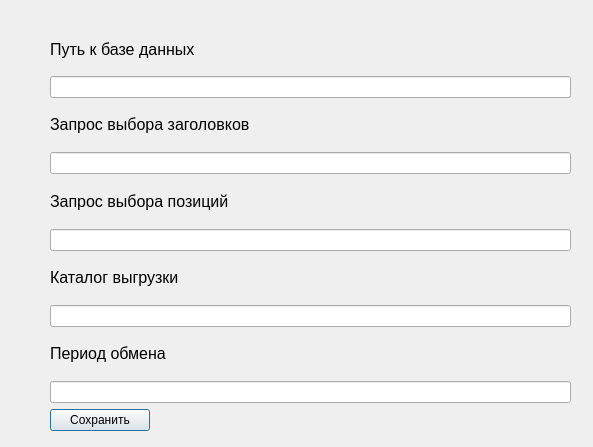
Qt form settings.ui (sail004/convertService) before a commit.
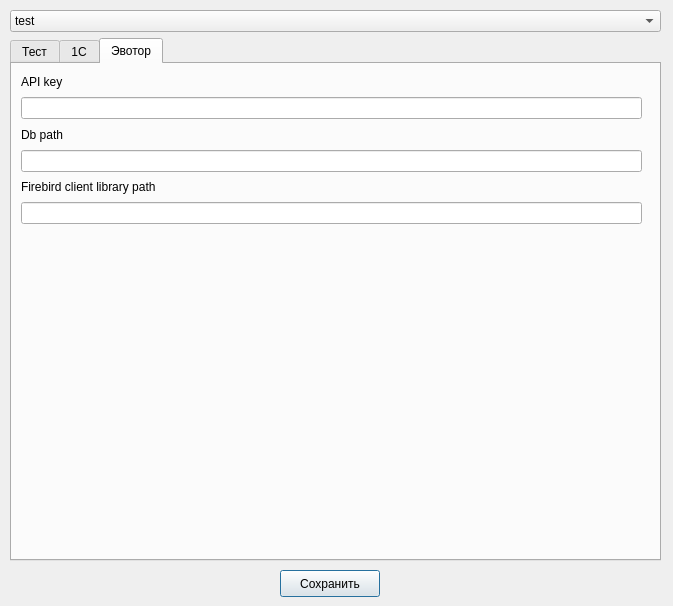
The same form after that commit.

The edit to the form file:
```diff
--- a/settings.ui
+++ b/settings.ui
@@ -6,18 +6,88 @@
    <rect>
     <x>0</x>
     <y>0</y>
-    <width>593</width>
-    <height>447</height>
+    <width>673</width>
+    <height>606</height>
    </rect>
   </property>
   <property name="windowTitle">
    <string>Настройки</string>
   </property>
+  <widget class="QWidget" name="verticalLayoutWidget_2">
+   <property name="geometry">
+    <rect>
+     <x>10</x>
+     <y>10</y>
+     <width>651</width>
+     <height>551</height>
+    </rect>
+   </property>
+   <layout class="QVBoxLayout" name="verticalLayout_2">
+    <item>
+     <widget class="QComboBox" name="comboBox">
+      <item>
+       <property name="text">
+        <string>test</string>
+       </property>
+      </item>
+      <item>
+       <property name="text">
+        <string>Размер 1c</string>
+       </property>
+      </item>
+      <item>
+       <property name="text">
+        <string>Эвотор</string>
+       </property>
+      </item>
+     </widget>
+    </item>
+    <item>
+     <widget class="QTabWidget" name="tabWidget">
+      <property name="enabled">
+       <bool>true</bool>
+      </property>
+      <property name="tabPosition">
+       <enum>QTabWidget::North</enum>
+      </property>
+      <property name="tabShape">
+       <enum>QTabWidget::Rounded</enum>
+      </property>
+      <property name="currentIndex">
+       <number>2</number>
+      </property>
+      <property name="iconSize">
+       <size>
+        <width>20</width>
+        <height>20</height>
+       </size>
+      </property>
+      <property name="usesScrollButtons">
+       <bool>false</bool>
+      </property>
+      <property name="documentMode">
+       <bool>false</bool>
+      </property>
+      <property name="tabsClosable">
+       <bool>false</bool>
+      </property>
+      <property name="tabBarAutoHide">
+       <bool>true</bool>
+      </property>
+      <widget class="QWidget" name="test">
+       <attribute name="title">
+        <string>Тест</string>
+       </attribute>
+      </widget>
+      <widget class="QWidget" name="size">
+       <attribute name="title">
+        <string>1C</string>
+       </attribute>
   <widget class="QWidget" name="verticalLayoutWidget">
    <property name="geometry">
     <rect>
-     <x>50</x>
-     <y>30</y>
+          <x>20</x>
+          <y>20</y>
      <width>521</width>
      <height>401</height>
     </rect>
@@ -82,8 +152,69 @@
     <item>
      <widget class="QLineEdit" name="exchange_period"/>
     </item>
+        </layout>
+       </widget>
+      </widget>
+      <widget class="QWidget" name="tab">
+       <attribute name="title">
+        <string>Эвотор</string>
+       </attribute>
+       <widget class="QWidget" name="verticalLayoutWidget_3">
+        <property name="geometry">
+         <rect>
+          <x>9</x>
+          <y>9</y>
+          <width>621</width>
+          <height>151</height>
+         </rect>
+        </property>
+        <layout class="QVBoxLayout" name="verticalLayout_3">
     <item>
+          <widget class="QLabel" name="label_2">
+           <property name="text">
+            <string>API key</string>
+           </property>
+          </widget>
+         </item>
+         <item>
+          <widget class="QLineEdit" name="apiKeyEdit"/>
+         </item>
+         <item>
+          <widget class="QLabel" name="label_7">
+           <property name="text">
+            <string>Db path</string>
+           </property>
+          </widget>
+         </item>
+         <item>
+          <widget class="QLineEdit" name="dbPathEdit"/>
+         </item>
+         <item>
+          <widget class="QLabel" name="Firebirdclientlibrarypath">
+           <property name="text">
+            <string>Firebird client library path</string>
+           </property>
+          </widget>
+         </item>
+         <item>
+          <widget class="QLineEdit" name="fbClientEdit"/>
+         </item>
+        </layout>
+       </widget>
+      </widget>
+     </widget>
+    </item>
+   </layout>
+  </widget>
      <widget class="QPushButton" name="pushButton">
+   <property name="geometry">
+    <rect>
+     <x>280</x>
+     <y>570</y>
+     <width>100</width>
+     <height>27</height>
+    </rect>
+   </property>
       <property name="maximumSize">
        <size>
         <width>100</width>
@@ -96,9 +227,6 @@
       <property name="text">
        <string>Сохранить</string>
       </property>
-     </widget>
-    </item>
-   </layout>
   </widget>
  </widget>
  <resources/>
```
Lines whose indentation alone changed are shown as unchanged.
